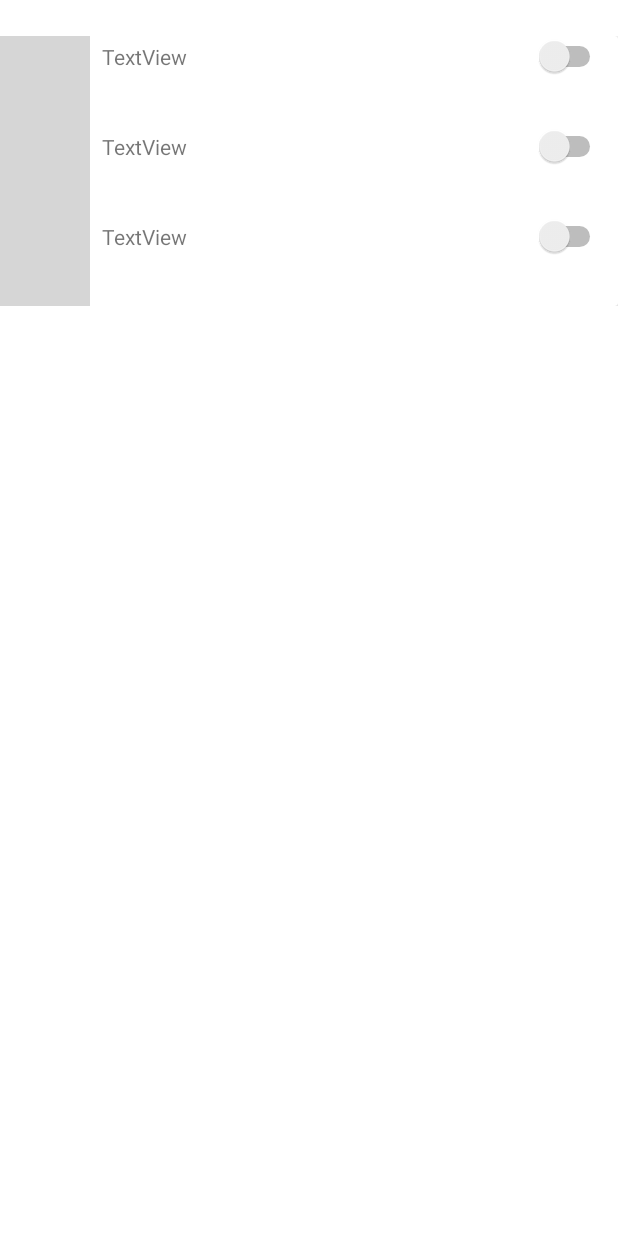
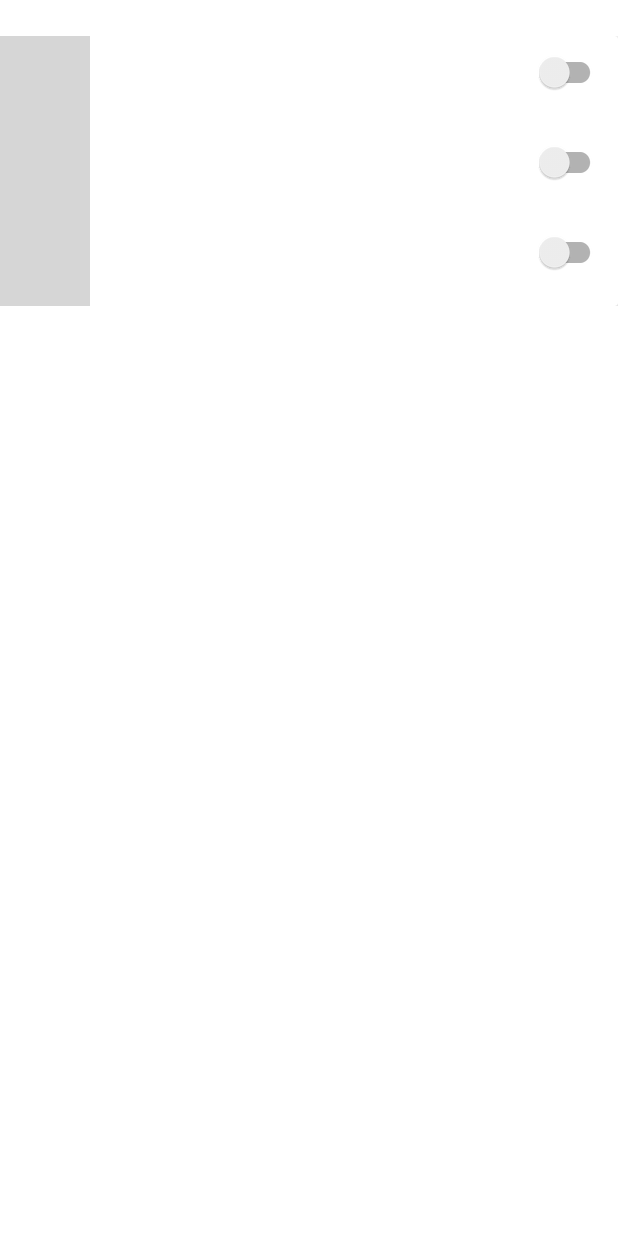
Before and after one commit to cptGouZ/DSP_Calculator, an Android app: the layout alternative_list_item.xml on its own in the app's theme, with its tools: preview values and no code run, on a phone screen of 412 x 824 dp. Run offline under Robolectric (Android 15) with nearby library versions, the phone set to English and light mode, and no system bars; grey boxes are pictures that could not be loaded.

Commit message:
Corrections des BPs

```diff
--- a/app/src/main/java/dsp/calculator/adapters/RecipeDropdownAdapter.java
+++ b/app/src/main/java/dsp/calculator/adapters/RecipeDropdownAdapter.java
@@ -19,7 +19,7 @@ public class RecipeDropdownAdapter extends ArrayAdapter<Recipe> {
 
     @Override
     public boolean isEnabled(int position){
-        return position != 0;
+        return true;
     }
 
     //Eléments afficher dans le menu déroulant
--- a/app/src/main/res/layout/alternative_list.xml
+++ b/app/src/main/res/layout/alternative_list.xml
@@ -14,7 +14,7 @@
             app:layout_constraintBottom_toTopOf="@+id/btnBack"
             app:layout_constraintEnd_toEndOf="parent"
             app:layout_constraintStart_toStartOf="parent"
-        app:layout_constraintTop_toTopOf="parent">
+            app:layout_constraintTop_toTopOf="parent" android:focusable="true">
 
     </androidx.recyclerview.widget.RecyclerView>
 
@@ -25,7 +25,7 @@
         android:layout_marginStart="158dp"
         android:layout_marginEnd="159dp"
         android:layout_marginBottom="16dp"
-        android:text="Back"
+        android:text="@string/Back"
         app:layout_constraintBottom_toBottomOf="parent"
         app:layout_constraintEnd_toEndOf="parent"
         app:layout_constraintStart_toStartOf="parent" />
--- a/app/src/main/res/layout/alternative_list_item.xml
+++ b/app/src/main/res/layout/alternative_list_item.xml
@@ -5,7 +5,7 @@
              android:layout_width="match_parent"
              android:layout_height="wrap_content"
              android:clickable="true"
-    android:paddingTop="24dp">
+             android:paddingTop="24dp" android:focusable="true">
 
     <androidx.cardview.widget.CardView
         android:layout_width="match_parent"
@@ -35,23 +35,25 @@
                             android:layout_width="60dp"
                             android:layout_height="60dp"
                             tools:srcCompat="@tools:sample/avatars"
-                        android:layout_weight="0" />
+                            android:layout_weight="0"
+                            android:importantForAccessibility="no"/>
 
                     <TextView
                             android:id="@+id/txtAlt1"
                             android:layout_width="wrap_content"
                             android:layout_height="wrap_content"
                             android:layout_marginStart="8dp"
-                        android:text="TextView"
-                        android:layout_weight="1" />
+                            android:layout_weight="1"/>
 
-                    <Switch
+                    <androidx.appcompat.widget.SwitchCompat
                             android:id="@+id/switchAlt1"
                             android:layout_width="wrap_content"
                             android:layout_height="wrap_content"
                             android:layout_marginStart="1dp"
                             android:layout_marginEnd="8dp"
-                        android:layout_weight="0" />
+                            android:layout_weight="0"
+                            android:minWidth="48dp"
+                            android:minHeight="48dp"/>
 
                 </TableRow>
 
@@ -65,23 +67,24 @@
                             android:layout_width="60dp"
                             android:layout_height="60dp"
                             tools:srcCompat="@tools:sample/avatars"
-                        android:layout_weight="0" />
+                            android:layout_weight="0"
+                            android:importantForAccessibility="no"/>
 
                     <TextView
                             android:id="@+id/txtAlt2"
                             android:layout_width="wrap_content"
                             android:layout_height="wrap_content"
                             android:layout_marginStart="8dp"
-                        android:text="TextView"
                             android:layout_weight="1"/>
 
-                    <Switch
+                    <androidx.appcompat.widget.SwitchCompat
                             android:id="@+id/switchAlt2"
                             android:layout_width="wrap_content"
                             android:layout_height="wrap_content"
                             android:layout_marginStart="1dp"
                             android:layout_marginEnd="8dp"
-                        android:layout_weight="0" />
+                            android:layout_weight="0"
+                            android:minHeight="48dp"/>
 
                 </TableRow>
 
@@ -95,23 +98,24 @@
                             android:layout_width="60dp"
                             android:layout_height="60dp"
                             tools:srcCompat="@tools:sample/avatars"
-                        android:layout_weight="0" />
+                            android:layout_weight="0"
+                            android:importantForAccessibility="no"/>
 
                     <TextView
                             android:id="@+id/txtAlt3"
                             android:layout_width="wrap_content"
                             android:layout_height="wrap_content"
                             android:layout_marginStart="8dp"
-                        android:text="TextView"
                             android:layout_weight="1"/>
 
-                    <Switch
+                    <androidx.appcompat.widget.SwitchCompat
                             android:id="@+id/switchAlt3"
                             android:layout_width="wrap_content"
                             android:layout_height="wrap_content"
                             android:layout_marginStart="1dp"
                             android:layout_marginEnd="8dp"
-                        android:layout_weight="0" />
+                            android:layout_weight="0"
+                            android:minHeight="48dp"/>
 
                 </TableRow>
             </TableLayout>
--- a/app/src/main/res/layout/recipe_dropdown_item.xml
+++ b/app/src/main/res/layout/recipe_dropdown_item.xml
@@ -11,16 +11,15 @@
             android:layout_height="40dp"
             app:layout_constraintStart_toStartOf="parent"
             app:layout_constraintTop_toTopOf="parent"
-        app:srcCompat="@mipmap/annihilation_constraint_sphere_alt1" />
+            app:srcCompat="@mipmap/annihilation_constraint_sphere_alt1" android:importantForAccessibility="no"/>
 
     <TextView
             android:id="@+id/txtSpinnerRecipeName"
             android:layout_width="wrap_content"
             android:layout_height="wrap_content"
             android:layout_marginEnd="8dp"
-        android:text="TextView"
             app:layout_constraintBottom_toBottomOf="@+id/imageView"
             app:layout_constraintEnd_toEndOf="parent"
             app:layout_constraintStart_toEndOf="@+id/imageView"
-        app:layout_constraintTop_toTopOf="@+id/imageView" />
+            app:layout_constraintTop_toTopOf="@+id/imageView"/>
 </androidx.constraintlayout.widget.ConstraintLayout>
```
Also changed, not shown: app/build.gradle (+5 -5 lines), app/src/main/java/dsp/calculator/Settings.java (+13 -10 lines), app/src/main/java/dsp/calculator/activities/MainActivity.java (+8 -9 lines), app/src/main/res/layout/main.xml (+10 -8 lines), app/src/main/res/layout/recipe_result_item.xml (+10 -10 lines), app/src/main/res/layout/settings.xml (+9 -9 lines), app/src/main/res/values/strings.xml (+22 -0 lines), 2 other files. Lines whose indentation alone changed are shown as unchanged.
